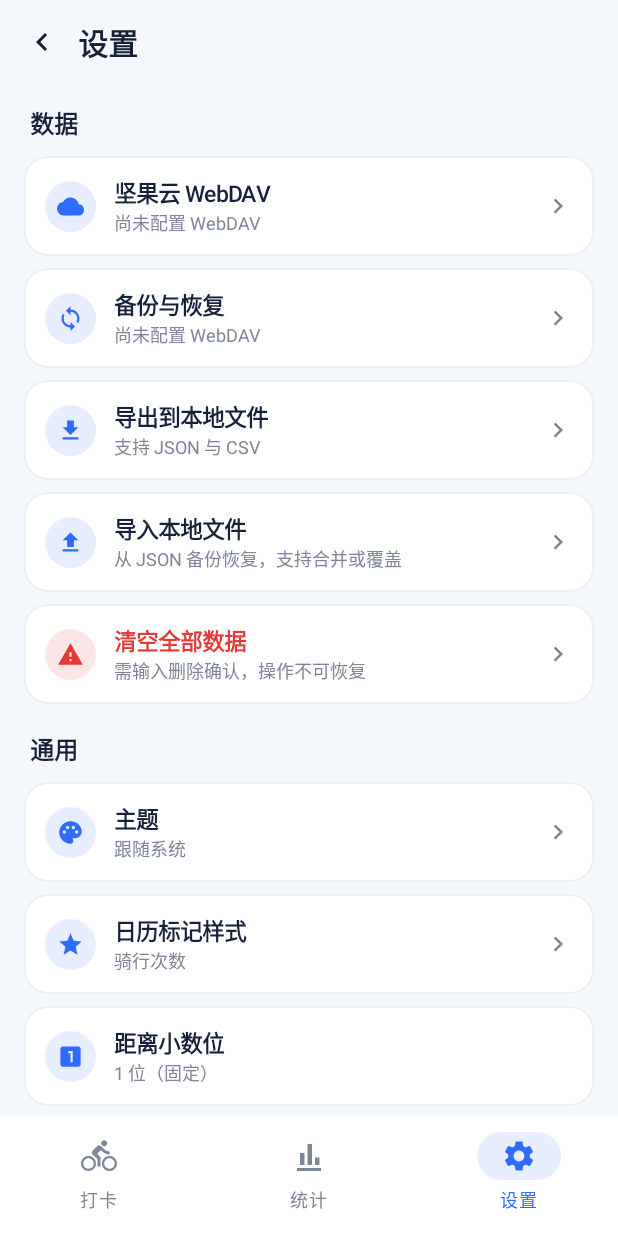
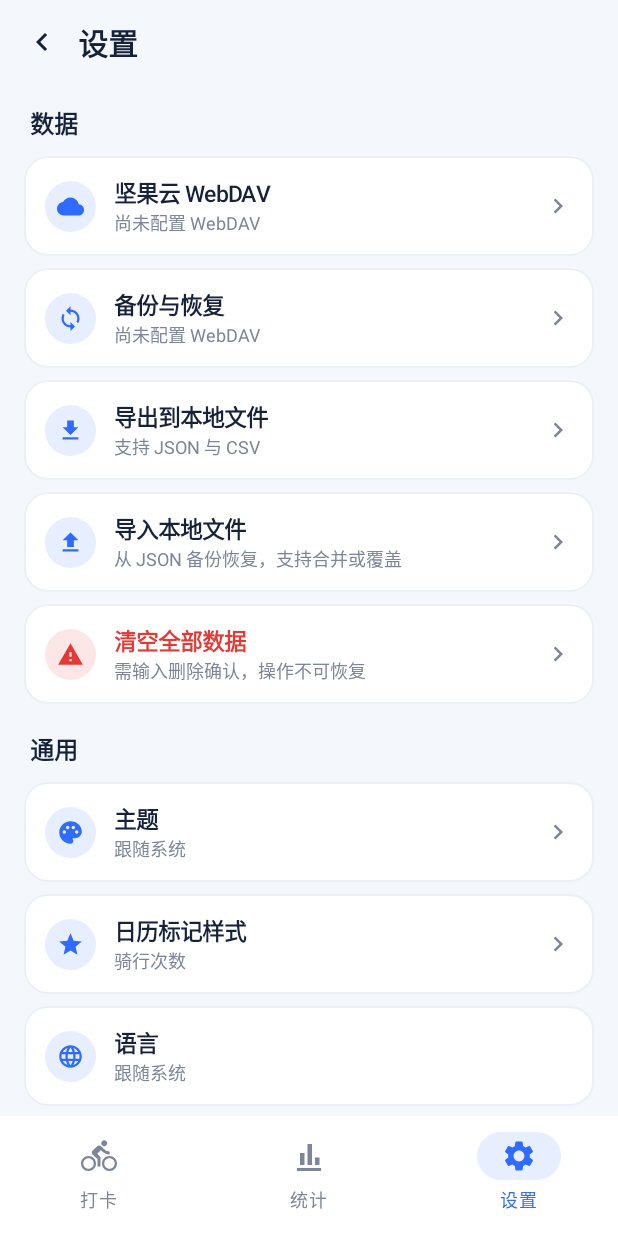
Before and after one commit to Saucerman-6617/RideLogApp, an Android app built with Jetpack Compose: the SettingsScreen screen opened through its navigation route, on a phone screen of 412 x 824 dp. Run offline under Robolectric (Android 15) with nearby library versions, the phone set to English and light mode, and no system bars; pictures from the network do not load.

Commit message:
refactor(settings): 删除距离小数位设置项
移除了不再需要的距离小数位相关字符串资源和设置行

```diff
--- a/app/src/main/java/com/example/cyclingcheckin/ui/settings/SettingsScreen.kt
+++ b/app/src/main/java/com/example/cyclingcheckin/ui/settings/SettingsScreen.kt
@@ -30,7 +30,6 @@ import androidx.compose.material.icons.filled.FileDownload
 import androidx.compose.material.icons.filled.FileUpload
 import androidx.compose.material.icons.filled.Info
 import androidx.compose.material.icons.filled.Language
-import androidx.compose.material.icons.filled.LooksOne
 import androidx.compose.material.icons.filled.Palette
 import androidx.compose.material.icons.filled.Shield
 import androidx.compose.material.icons.filled.Star
@@ -240,15 +239,6 @@ fun SettingsScreen(
                     title = stringResource(R.string.settings_mark),
                     subtitle = markLabel(uiState.settings.calendarMarkStyle),
                     onClick = { showMarkDialog = true }
-                )
-            }
-            item {
-                SettingRow(
-                    icon = { Icon(Icons.Filled.LooksOne, null, tint = MaterialTheme.colorScheme.primary) },
-                    title = stringResource(R.string.settings_decimals),
-                    subtitle = stringResource(R.string.settings_decimals_value),
-                    enabled = false,
-                    onClick = {}
                 )
             }
             item {
--- a/app/src/main/res/values/strings.xml
+++ b/app/src/main/res/values/strings.xml
@@ -192,8 +192,6 @@
     <string name="settings_mark_dot">骑行次数</string>
     <string name="settings_mark_distance">里程数字</string>
     <string name="calendar_count">%1$d次</string>
-    <string name="settings_decimals">距离小数位</string>
-    <string name="settings_decimals_value">1 位（固定）</string>
     <string name="settings_language">语言</string>
     <string name="settings_language_value">跟随系统</string>
     <string name="settings_version">版本</string>
```
